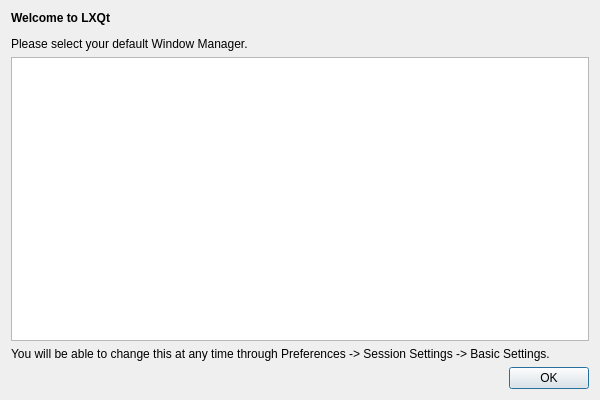
Old version of the form lxqt-session/src/wmselectdialog.ui in the repository lxqt/lxqt-session.
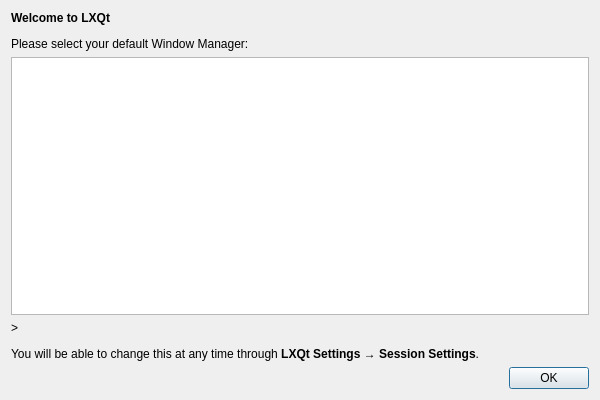
New version of the form.

Commit message: Update translation for Session Settings change; misc. cleanup

```diff
--- a/lxqt-session/src/wmselectdialog.ui
+++ b/lxqt-session/src/wmselectdialog.ui
@@ -17,7 +17,7 @@
    <item>
     <widget class="QLabel" name="label">
      <property name="text">
-      <string>&lt;html&gt;&lt;head/&gt;&lt;body&gt;&lt;p&gt;&lt;span style=&quot; font-weight:600;&quot;&gt;Welcome to LXQt&lt;/span&gt;&lt;/p&gt;&lt;p&gt;Please select your default Window Manager.&lt;/p&gt;&lt;/body&gt;&lt;/html&gt;</string>
+      <string>&lt;html&gt;&lt;head/&gt;&lt;body&gt;&lt;p&gt;&lt;span style=&quot; font-weight:600;&quot;&gt;Welcome to LXQt&lt;/span&gt;&lt;/p&gt;&lt;p&gt;Please select your default Window Manager:&lt;/p&gt;&lt;/body&gt;&lt;/html&gt;</string>
      </property>
      <property name="wordWrap">
       <bool>true</bool>
@@ -68,7 +68,7 @@
    <item>
     <widget class="QLabel" name="label_2">
      <property name="text">
-      <string>You will be able to change this at any time through Preferences -&gt; Session Settings -&gt; Basic Settings.</string>
+      <string>>&lt;html&gt;&lt;head/&gt;&lt;body&gt;&lt;p&gt;You will be able to change this at any time through &lt;span style=&quot;font-weight:600;&quot;&gt;LXQt Settings → Session Settings&lt;/span&gt;.</string>
      </property>
      <property name="wordWrap">
       <bool>true</bool>
```
The commit also changes 1 other file.
